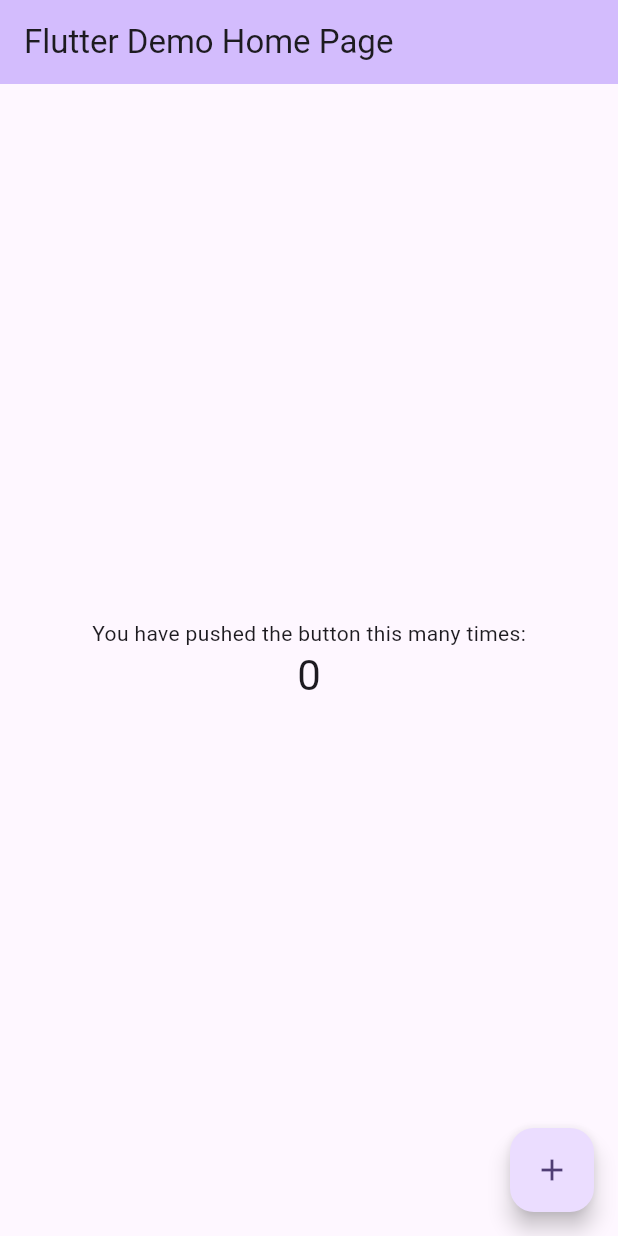
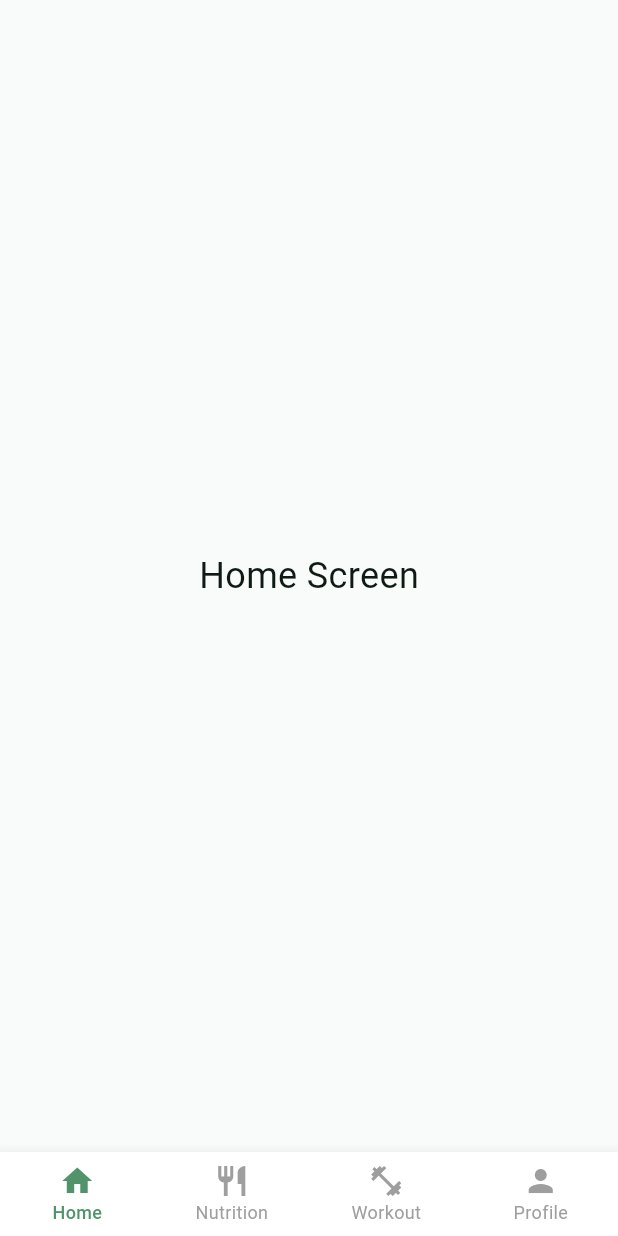
Before and after one commit to yisding/livestyle, a Flutter app: the screen it shows after launch, on a phone screen of 412 x 824 dp. Run offline on Flutter 3.47's test engine with Material 3 defaults, Android fonts, the phone set to English and light mode, and no system bars; our stand-ins replace firebase_ai, firebase_core; accounts and stored records are empty.

Commit message:
initial navigation

```diff
--- /dev/null
+++ b/flutterlive/lib/config/theme.dart
@@ -0,0 +1,241 @@
+import 'package:flutter/material.dart';
+
+class AppTheme {
+  // Colors
+  static const Color primaryColor = Color(0xFF51946C); // Primary green
+  static const Color backgroundColor = Color(0xFFF8FBFA); // Background off-white
+  static const Color textColor = Color(0xFF0E1A13); // Text dark
+  static const Color secondaryColor = Color(0xFF2D5F45); // Darker green for contrast
+  static const Color accentColor = Color(0xFF8BC9A6); // Lighter green for accents
+  static const Color errorColor = Color(0xFFE53935); // Error red
+  static const Color cardColor = Color(0xFFFFFFFF); // Card white
+  static const Color dividerColor = Color(0xFFE0E0E0); // Divider light gray
+
+  // Spacing
+  static const double spacingXs = 4.0;
+  static const double spacingSm = 8.0;
+  static const double spacingMd = 16.0;
+  static const double spacingLg = 24.0;
+  static const double spacingXl = 32.0;
+  static const double spacingXxl = 48.0;
+
+  // Border Radius
+  static const double radiusSm = 8.0;
+  static const double radiusMd = 12.0;
+  static const double radiusLg = 16.0;
+  static const double radiusXl = 24.0;
+
+  // Typography
+  static const String fontFamily = 'Manrope';
+
+  // Theme data
+  static ThemeData get lightTheme {
+    return ThemeData(
+      useMaterial3: true,
+      colorScheme: ColorScheme.light(
+        primary: primaryColor,
+        secondary: secondaryColor,
+        surface: backgroundColor,
+        error: errorColor,
+        onPrimary: Colors.white,
+        onSecondary: Colors.white,
+        onSurface: textColor,
+        onError: Colors.white,
+        surfaceTint: Colors.transparent, // Prevents color tinting on cards
+      ),
+      scaffoldBackgroundColor: backgroundColor,
+      fontFamily: fontFamily,
+      textTheme: const TextTheme(
+        displayLarge: TextStyle(
+          fontSize: 32,
+          fontWeight: FontWeight.w800,
+          color: textColor,
+          letterSpacing: -0.5,
+        ),
+        displayMedium: TextStyle(
+          fontSize: 28,
+          fontWeight: FontWeight.w700,
+          color: textColor,
+          letterSpacing: -0.5,
+        ),
+        displaySmall: TextStyle(
+          fontSize: 24,
+          fontWeight: FontWeight.w700,
+          color: textColor,
+          letterSpacing: -0.25,
+        ),
+        headlineMedium: TextStyle(
+          fontSize: 20,
+          fontWeight: FontWeight.w600,
+          color: textColor,
+        ),
+        headlineSmall: TextStyle(
+          fontSize: 18,
+          fontWeight: FontWeight.w600,
+          color: textColor,
+        ),
+        titleLarge: TextStyle(
+          fontSize: 16,
+          fontWeight: FontWeight.w600,
+          color: textColor,
+        ),
+        titleMedium: TextStyle(
+          fontSize: 16,
+          fontWeight: FontWeight.w500,
+          color: textColor,
+        ),
+        titleSmall: TextStyle(
+          fontSize: 14,
+          fontWeight: FontWeight.w500,
+          color: textColor,
+        ),
+        bodyLarge: TextStyle(
+          fontSize: 16,
+          fontWeight: FontWeight.w400,
+          color: textColor,
+        ),
+        bodyMedium: TextStyle(
+          fontSize: 14,
+          fontWeight: FontWeight.w400,
+          color: textColor,
+        ),
+        bodySmall: TextStyle(
+          fontSize: 12,
+          fontWeight: FontWeight.w400,
+          color: textColor,
+        ),
+        labelLarge: TextStyle(
+          fontSize: 14,
+          fontWeight: FontWeight.w500,
+          color: textColor,
+        ),
+      ),
+      appBarTheme: const AppBarTheme(
+        backgroundColor: backgroundColor,
+        foregroundColor: textColor,
+        elevation: 0,
+        centerTitle: true,
+        titleTextStyle: TextStyle(
+          fontFamily: fontFamily,
+          fontSize: 18,
+          fontWeight: FontWeight.w600,
+          color: textColor,
+        ),
+      ),
+      cardTheme: const CardThemeData(
+        color: cardColor,
+        elevation: 2,
+        shape: RoundedRectangleBorder(
+          borderRadius: BorderRadius.all(Radius.circular(radiusLg)),
+        ),
+        surfaceTintColor: Colors.transparent,
+      ),
+      elevatedButtonTheme: ElevatedButtonThemeData(
+        style: ElevatedButton.styleFrom(
+          backgroundColor: primaryColor,
+          foregroundColor: Colors.white,
+          shape: RoundedRectangleBorder(
+            borderRadius: BorderRadius.circular(radiusMd),
+          ),
+          padding: const EdgeInsets.symmetric(horizontal: spacingLg, vertical: spacingMd),
+          elevation: 0,
+          textStyle: const TextStyle(
+            fontFamily: fontFamily,
+            fontSize: 16,
+            fontWeight: FontWeight.w600,
+          ),
+        ),
+      ),
+      outlinedButtonTheme: OutlinedButtonThemeData(
+        style: OutlinedButton.styleFrom(
+          foregroundColor: primaryColor,
+          side: const BorderSide(color: primaryColor),
+          shape: RoundedRectangleBorder(
+            borderRadius: BorderRadius.circular(radiusMd),
+          ),
+          padding: const EdgeInsets.symmetric(horizontal: spacingLg, vertical: spacingMd),
+          textStyle: const TextStyle(
+            fontFamily: fontFamily,
+            fontSize: 16,
+            fontWeight: FontWeight.w600,
+          ),
+        ),
+      ),
+      textButtonTheme: TextButtonThemeData(
+        style: TextButton.styleFrom(
+          foregroundColor: primaryColor,
+          shape: RoundedRectangleBorder(
+            borderRadius: BorderRadius.circular(radiusMd),
+          ),
+          padding: const EdgeInsets.symmetric(horizontal: spacingMd, vertical: spacingSm),
+          textStyle: const TextStyle(
+            fontFamily: fontFamily,
+            fontSize: 14,
+            fontWeight: FontWeight.w500,
+          ),
+        ),
+      ),
+      inputDecorationTheme: InputDecorationTheme(
+        filled: true,
+        fillColor: Colors.white,
+        border: OutlineInputBorder(
+          borderRadius: BorderRadius.circular(radiusMd),
+          borderSide: BorderSide.none,
+        ),
+        enabledBorder: OutlineInputBorder(
+          borderRadius: BorderRadius.circular(radiusMd),
+          borderSide: BorderSide.none,
+        ),
+        focusedBorder: OutlineInputBorder(
+          borderRadius: BorderRadius.circular(radiusMd),
+          borderSide: const BorderSide(color: primaryColor),
+        ),
+        errorBorder: OutlineInputBorder(
+          borderRadius: BorderRadius.circular(radiusMd),
+          borderSide: const BorderSide(color: errorColor),
+        ),
+        contentPadding: const EdgeInsets.symmetric(horizontal: spacingMd, vertical: spacingMd),
+        hintStyle: const TextStyle(
+          color: Color(0xFF9E9E9E),
+          fontSize: 14,
+          fontWeight: FontWeight.w400,
+        ),
+      ),
+      bottomNavigationBarTheme: const BottomNavigationBarThemeData(
+        backgroundColor: Colors.white,
+        selectedItemColor: primaryColor,
+        unselectedItemColor: Color(0xFF9E9E9E),
+        type: BottomNavigationBarType.fixed,
+        elevation: 8,
+        selectedLabelStyle: TextStyle(
+          fontFamily: fontFamily,
+          fontSize: 12,
+          fontWeight: FontWeight.w500,
+        ),
+        unselectedLabelStyle: TextStyle(
+          fontFamily: fontFamily,
+          fontSize: 12,
+          fontWeight: FontWeight.w400,
+        ),
+      ),
+      dividerTheme: const DividerThemeData(
+        color: dividerColor,
+        thickness: 1,
+        space: 1,
+      ),
+      chipTheme: ChipThemeData(
+        backgroundColor: accentColor.withValues(alpha: 0.2),
+        labelStyle: const TextStyle(
+          fontFamily: fontFamily,
+          fontSize: 12,
+          fontWeight: FontWeight.w500,
+          color: primaryColor,
+        ),
+        shape: RoundedRectangleBorder(
+          borderRadius: BorderRadius.circular(radiusSm),
+        ),
+        padding: const EdgeInsets.symmetric(horizontal: spacingSm, vertical: spacingXs),
+      ),
+    );
+  }
+}
--- a/flutterlive/lib/main.dart
+++ b/flutterlive/lib/main.dart
@@ -2,14 +2,18 @@ import 'package:flutter/material.dart';
 import 'package:firebase_core/firebase_core.dart';
 import 'firebase_options.dart';
 import 'package:firebase_ai/firebase_ai.dart';
+import 'config/theme.dart';
+import 'screens/home/home_screen.dart';
+import 'screens/nutrition/nutrition_screen.dart';
+import 'screens/workout/workout_screen.dart';
+import 'screens/profile/profile_screen.dart';
 
 void main() async {
   WidgetsFlutterBinding.ensureInitialized();
   await Firebase.initializeApp(options: DefaultFirebaseOptions.currentPlatform);
 
-  final model = FirebaseAI.googleAI().generativeModel(
-    model: 'gemini-2.5-flash',
-  );
+  // Initialize Firebase AI model
+  FirebaseAI.googleAI().generativeModel(model: 'gemini-2.5-flash');
 
   runApp(const MyApp());
 }
@@ -17,116 +21,59 @@ void main() async {
 class MyApp extends StatelessWidget {
   const MyApp({super.key});
 
-  // This widget is the root of your application.
   @override
   Widget build(BuildContext context) {
     return MaterialApp(
-      title: 'Flutter Demo',
-      theme: ThemeData(
-        // This is the theme of your application.
-        //
-        // TRY THIS: Try running your application with "flutter run". You'll see
-        // the application has a purple toolbar. Then, without quitting the app,
-        // try changing the seedColor in the colorScheme below to Colors.green
-        // and then invoke "hot reload" (save your changes or press the "hot
-        // reload" button in a Flutter-supported IDE, or press "r" if you used
-        // the command line to start the app).
-        //
-        // Notice that the counter didn't reset back to zero; the application
-        // state is not lost during the reload. To reset the state, use hot
-        // restart instead.
-        //
-        // This works for code too, not just values: Most code changes can be
-        // tested with just a hot reload.
-        colorScheme: ColorScheme.fromSeed(seedColor: Colors.deepPurple),
-      ),
-      home: const MyHomePage(title: 'Flutter Demo Home Page'),
+      title: 'LiveStyle',
+      theme: AppTheme.lightTheme,
+      home: const MainScreen(),
+      debugShowCheckedModeBanner: false,
     );
   }
 }
 
-class MyHomePage extends StatefulWidget {
-  const MyHomePage({super.key, required this.title});
-
-  // This widget is the home page of your application. It is stateful, meaning
-  // that it has a State object (defined below) that contains fields that affect
-  // how it looks.
-
-  // This class is the configuration for the state. It holds the values (in this
-  // case the title) provided by the parent (in this case the App widget) and
-  // used by the build method of the State. Fields in a Widget subclass are
-  // always marked "final".
-
-  final String title;
+class MainScreen extends StatefulWidget {
+  const MainScreen({super.key});
 
   @override
-  State<MyHomePage> createState() => _MyHomePageState();
+  State<MainScreen> createState() => _MainScreenState();
 }
 
-class _MyHomePageState extends State<MyHomePage> {
-  int _counter = 0;
+class _MainScreenState extends State<MainScreen> {
+  int _currentIndex = 0;
 
-  void _incrementCounter() {
-    setState(() {
-      // This call to setState tells the Flutter framework that something has
-      // changed in this State, which causes it to rerun the build method below
-      // so that the display can reflect the updated values. If we changed
-      // _counter without calling setState(), then the build method would not be
-      // called again, and so nothing would appear to happen.
-      _counter++;
-    });
-  }
+  // List of screens to display
+  final List<Widget> _screens = [
+    const HomeScreen(),
+    const NutritionScreen(),
+    const WorkoutScreen(),
+    const ProfileScreen(),
+  ];
 
   @override
   Widget build(BuildContext context) {
-    // This method is rerun every time setState is called, for instance as done
-    // by the _incrementCounter method above.
-    //
-    // The Flutter framework has been optimized to make rerunning build methods
-    // fast, so that you can just rebuild anything that needs updating rather
-    // than having to individually change instances of widgets.
     return Scaffold(
-      appBar: AppBar(
-        // TRY THIS: Try changing the color here to a specific color (to
-        // Colors.amber, perhaps?) and trigger a hot reload to see the AppBar
-        // change color while the other colors stay the same.
-        backgroundColor: Theme.of(context).colorScheme.inversePrimary,
-        // Here we take the value from the MyHomePage object that was created by
-        // the App.build method, and use it to set our appbar title.
-        title: Text(widget.title),
+      body: IndexedStack(index: _currentIndex, children: _screens),
+      bottomNavigationBar: BottomNavigationBar(
+        currentIndex: _currentIndex,
+        onTap: (index) {
+          setState(() {
+            _currentIndex = index;
+          });
+        },
+        items: const [
+          BottomNavigationBarItem(icon: Icon(Icons.home), label: 'Home'),
+          BottomNavigationBarItem(
+            icon: Icon(Icons.restaurant),
+            label: 'Nutrition',
+          ),
+          BottomNavigationBarItem(
+            icon: Icon(Icons.fitness_center),
+            label: 'Workout',
+          ),
+          BottomNavigationBarItem(icon: Icon(Icons.person), label: 'Profile'),
+        ],
       ),
-      body: Center(
-        // Center is a layout widget. It takes a single child and positions it
-        // in the middle of the parent.
-        child: Column(
-          // Column is also a layout widget. It takes a list of children and
-          // arranges them vertically. By default, it sizes itself to fit its
-          // children horizontally, and tries to be as tall as its parent.
-          //
-          // Column has various properties to control how it sizes itself and
-          // how it positions its children. Here we use mainAxisAlignment to
-          // center the children vertically; the main axis here is the vertical
-          // axis because Columns are vertical (the cross axis would be
-          // horizontal).
-          //
-          // TRY THIS: Invoke "debug painting" (choose the "Toggle Debug Paint"
-          // action in the IDE, or press "p" in the console), to see the
-          // wireframe for each widget.
-          mainAxisAlignment: MainAxisAlignment.center,
-          children: <Widget>[
-            const Text('You have pushed the button this many times:'),
-            Text(
-              '$_counter',
-              style: Theme.of(context).textTheme.headlineMedium,
-            ),
-          ],
-        ),
-      ),
-      floatingActionButton: FloatingActionButton(
-        onPressed: _incrementCounter,
-        tooltip: 'Increment',
-        child: const Icon(Icons.add),
-      ), // This trailing comma makes auto-formatting nicer for build methods.
     );
   }
 }
--- /dev/null
+++ b/flutterlive/lib/screens/home/home_screen.dart
@@ -0,0 +1,17 @@
+import 'package:flutter/material.dart';
+
+class HomeScreen extends StatelessWidget {
+  const HomeScreen({super.key});
+
+  @override
+  Widget build(BuildContext context) {
+    return const Scaffold(
+      body: Center(
+        child: Text(
+          'Home Screen',
+          style: TextStyle(fontSize: 24),
+        ),
+      ),
+    );
+  }
+}
--- /dev/null
+++ b/flutterlive/lib/screens/nutrition/nutrition_screen.dart
@@ -0,0 +1,17 @@
+import 'package:flutter/material.dart';
+
+class NutritionScreen extends StatelessWidget {
+  const NutritionScreen({super.key});
+
+  @override
+  Widget build(BuildContext context) {
+    return const Scaffold(
+      body: Center(
+        child: Text(
+          'Nutrition Screen',
+          style: TextStyle(fontSize: 24),
+        ),
+      ),
+    );
+  }
+}
--- /dev/null
+++ b/flutterlive/lib/screens/profile/profile_screen.dart
@@ -0,0 +1,17 @@
+import 'package:flutter/material.dart';
+
+class ProfileScreen extends StatelessWidget {
+  const ProfileScreen({super.key});
+
+  @override
+  Widget build(BuildContext context) {
+    return const Scaffold(
+      body: Center(
+        child: Text(
+          'Profile Screen',
+          style: TextStyle(fontSize: 24),
+        ),
+      ),
+    );
+  }
+}
--- /dev/null
+++ b/flutterlive/lib/screens/workout/workout_screen.dart
@@ -0,0 +1,17 @@
+import 'package:flutter/material.dart';
+
+class WorkoutScreen extends StatelessWidget {
+  const WorkoutScreen({super.key});
+
+  @override
+  Widget build(BuildContext context) {
+    return const Scaffold(
+      body: Center(
+        child: Text(
+          'Workout Screen',
+          style: TextStyle(fontSize: 24),
+        ),
+      ),
+    );
+  }
+}
```
Also changed, not shown: flutterlive/pubspec.yaml (+13 -11 lines), flutterlive/assets/fonts/Manrope-Bold.ttf (added), flutterlive/assets/fonts/Manrope-ExtraBold.ttf (added), flutterlive/assets/fonts/Manrope-Medium.ttf (added), flutterlive/assets/fonts/Manrope-Regular.ttf (added), flutterlive/assets/fonts/Manrope-SemiBold.ttf (added), 3 other files.
